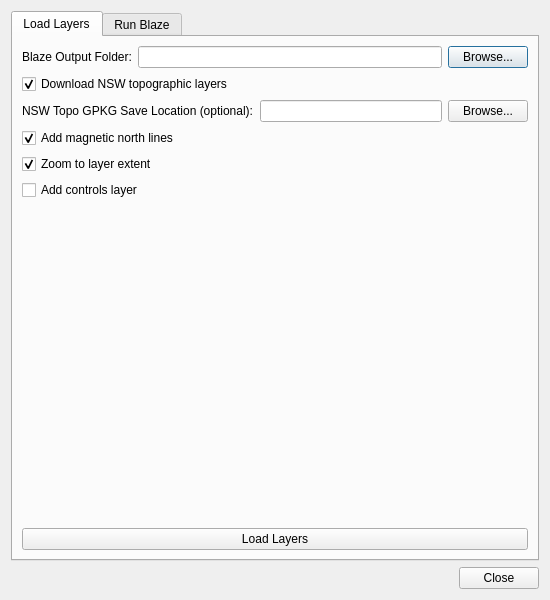
First picture: the form in qgis_plugin/blaze_loader/blaze_loader_dialog_base.ui, repository Trailblaze-Software/Blaze, before the edit.
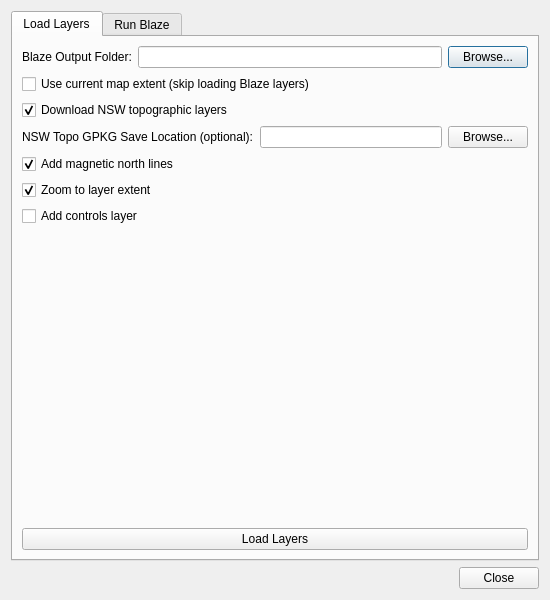
Second picture: the form after the edit.

```diff
--- a/qgis_plugin/blaze_loader/blaze_loader_dialog_base.ui
+++ b/qgis_plugin/blaze_loader/blaze_loader_dialog_base.ui
@@ -45,6 +45,16 @@
          </item>
         </layout>
        </item>
+       <item>
+        <widget class="QCheckBox" name="useCurrentExtentCheckBox">
+         <property name="text">
+          <string>Use current map extent (skip loading Blaze layers)</string>
+         </property>
+         <property name="checked">
+          <bool>false</bool>
+         </property>
+        </widget>
+       </item>
        <item>
         <widget class="QCheckBox" name="downloadTopoCheckBox">
          <property name="text">
```
